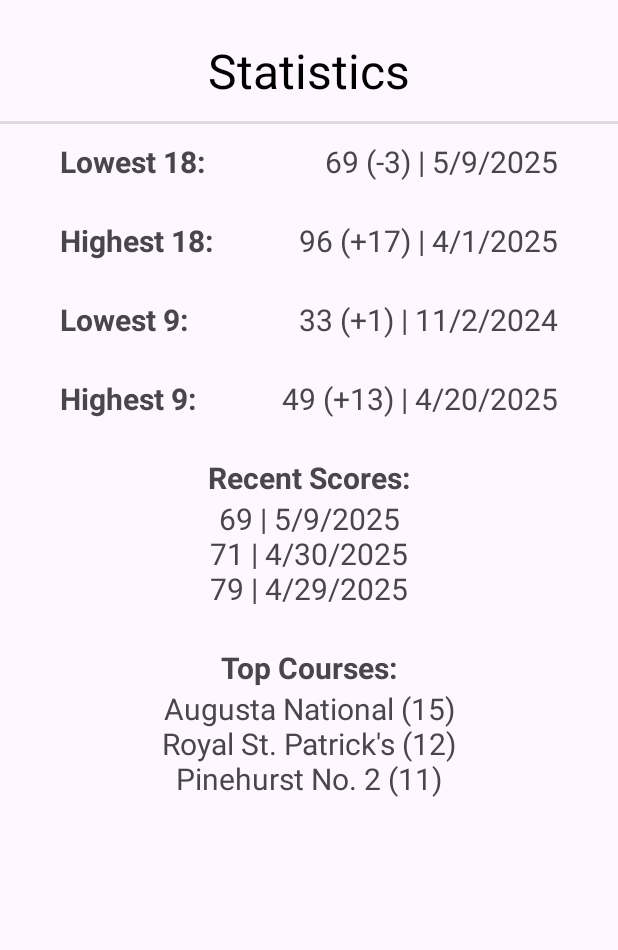
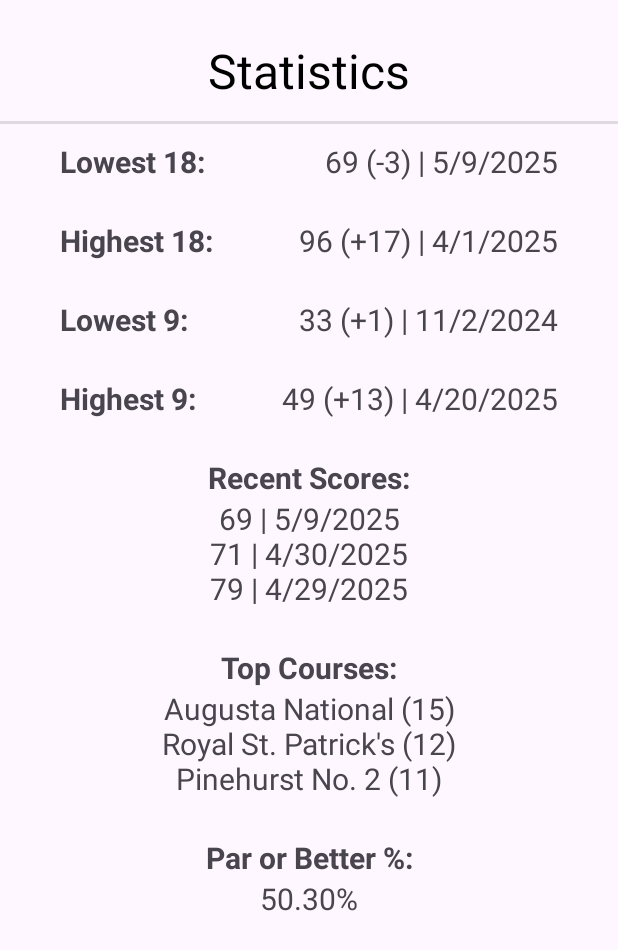
Before and after one commit to mattson-a/Golf-Scorebook, an Android app: the ViewStatsFragment screen opened through its navigation route, on a phone screen of 412 x 824 dp. Shown: the top 950 px of the screen. Run offline under Robolectric (Android 15) with nearby library versions, the phone set to English and light mode, and no system bars; our stand-ins replace Room's generated code.

Commit message:
added a par or better percent to the stats page

```diff
--- a/app/src/main/java/edu/msoe/mattsona/fragments/ViewStatsFragment.kt
+++ b/app/src/main/java/edu/msoe/mattsona/fragments/ViewStatsFragment.kt
@@ -152,6 +152,17 @@ class ViewStatsFragment : Fragment() {
             }
 
             binding.topCourses.text = topCoursesString.trim()
+
+            val parPlusPercent = calculateParOrBetterPercent()
+            var parPercentText = ""
+
+            if (parPlusPercent != -1.0) {
+                parPercentText = "${String.format(Locale.getDefault(),"%.2f", parPlusPercent)}%"
+            } else {
+                parPercentText = "N/A"
+            }
+
+            binding.parOrBetterPercent.text = parPercentText
         }
 
         return binding.root
@@ -185,4 +196,26 @@ class ViewStatsFragment : Fragment() {
             "-${roundPar-score}"
         }
     }
+
+    private suspend fun calculateParOrBetterPercent() : Double {
+        val rounds = viewmodel.getAllRounds()
+        var parOrBetterCount = 0
+        var totalHolesPlayed = 0
+
+        for (round in rounds) {
+            val holes = viewmodel.getRoundStatistics(round.id)
+
+            for (hole in holes) {
+                if (hole.holePar != null && hole.holeScore != null) {
+                    //"played" hole
+                    if (hole.holePar!! >= hole.holeScore!!) {
+                        parOrBetterCount++
+                    }
+                    totalHolesPlayed++
+                }
+            }
+        }
+
+        return if (totalHolesPlayed > 0) (parOrBetterCount.toDouble() / totalHolesPlayed) * 100 else -1.0
+    }
 }
--- a/app/src/main/res/layout/fragment_view_stats.xml
+++ b/app/src/main/res/layout/fragment_view_stats.xml
@@ -166,4 +166,26 @@
         app:layout_constraintStart_toStartOf="parent"
         app:layout_constraintTop_toBottomOf="@+id/statsTitle" />
 
+    <TextView
+        android:id="@+id/textView5"
+        android:layout_width="wrap_content"
+        android:layout_height="wrap_content"
+        android:layout_marginTop="25dp"
+        android:text="Par or Better %:"
+        android:textSize="20sp"
+        android:textStyle="bold"
+        app:layout_constraintEnd_toEndOf="parent"
+        app:layout_constraintStart_toStartOf="parent"
+        app:layout_constraintTop_toBottomOf="@+id/topCourses" />
+
+    <TextView
+        android:id="@+id/parOrBetterPercent"
+        android:layout_width="wrap_content"
+        android:layout_height="wrap_content"
+        android:text="66.67%"
+        android:textSize="20sp"
+        app:layout_constraintEnd_toEndOf="parent"
+        app:layout_constraintStart_toStartOf="parent"
+        app:layout_constraintTop_toBottomOf="@+id/textView5" />
+
 </androidx.constraintlayout.widget.ConstraintLayout>
```
